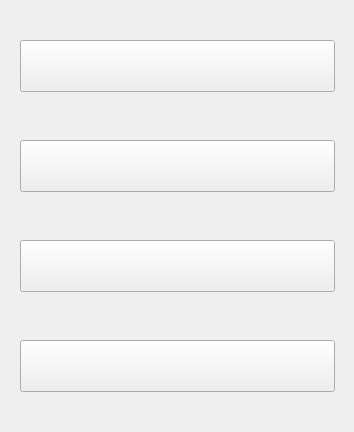
Qt form MMO/Res/menuview.ui (maresc-g/linumon) before a commit.
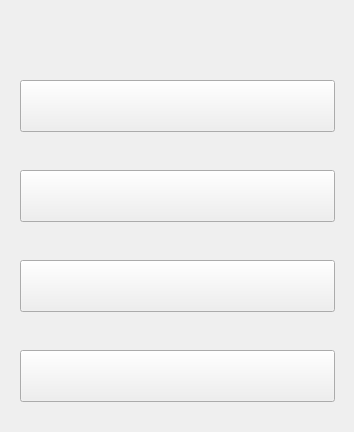
The same form after that commit.

What changed in the file:
```diff
--- a/MMO/Res/menuview.ui
+++ b/MMO/Res/menuview.ui
@@ -17,7 +17,7 @@
    <property name="geometry">
     <rect>
      <x>20</x>
-     <y>240</y>
+     <y>260</y>
      <width>315</width>
      <height>52</height>
     </rect>
@@ -30,7 +30,7 @@
    <property name="geometry">
     <rect>
      <x>20</x>
-     <y>340</y>
+     <y>350</y>
      <width>315</width>
      <height>52</height>
     </rect>
@@ -43,7 +43,7 @@
    <property name="geometry">
     <rect>
      <x>20</x>
-     <y>40</y>
+     <y>80</y>
      <width>315</width>
      <height>52</height>
     </rect>
@@ -56,7 +56,7 @@
    <property name="geometry">
     <rect>
      <x>20</x>
-     <y>140</y>
+     <y>170</y>
      <width>315</width>
      <height>52</height>
     </rect>
```
